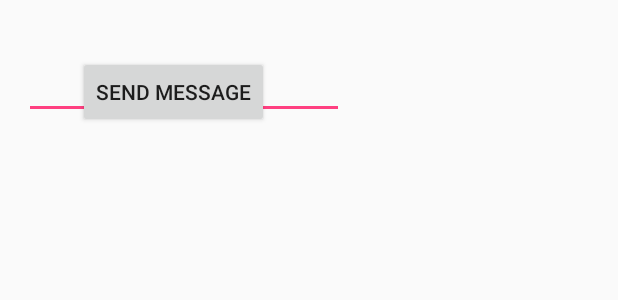
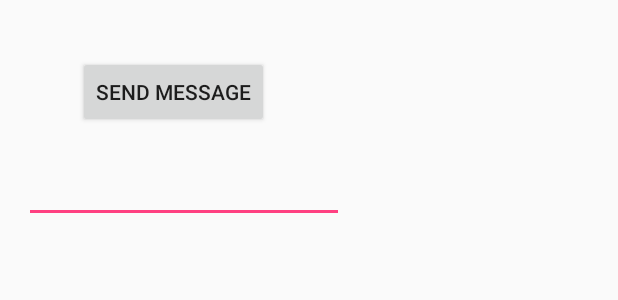
Before and after one commit to dex23/ProjectMessenger, an Android app: the layout activity_create_message.xml on its own in the app's theme, with its tools: preview values and no code run, on a phone screen of 412 x 824 dp. Shown: the top 300 px of the screen. Run offline under Robolectric (Android 15) with nearby library versions, the phone set to English and light mode, and no system bars.

Commit message:
Popravljen Layout

```diff
--- a/app/src/main/res/layout/activity_create_message.xml
+++ b/app/src/main/res/layout/activity_create_message.xml
@@ -13,18 +13,18 @@
     <Button
         android:layout_width="wrap_content"
         android:layout_height="wrap_content"
-        android:layout_alignParentLeft="true"
-        android:layout_alignParentTop="true"
         android:layout_marginLeft="36dp"
+        android:onClick="onSendMessage"
+        android:text="@string/send"
+        android:id="@+id/button"
         android:layout_marginTop="21dp"
-        android:onClick="onSendMessage"
-        android:text="@string/send"/>
+        android:layout_alignParentStart="true" />
 
     <EditText
         android:layout_width="wrap_content"
         android:layout_height="wrap_content"
-        android:layout_alignLeft="@+id/send"
-        android:layout_below="@+id/send"
-        android:layout_marginTop="18dp"
-        android:ems="10"/>
+        android:ems="10"
+        android:id="@+id/send"
+        android:layout_below="@+id/button"
+        android:layout_marginTop="18dp" />
 </RelativeLayout>
```
